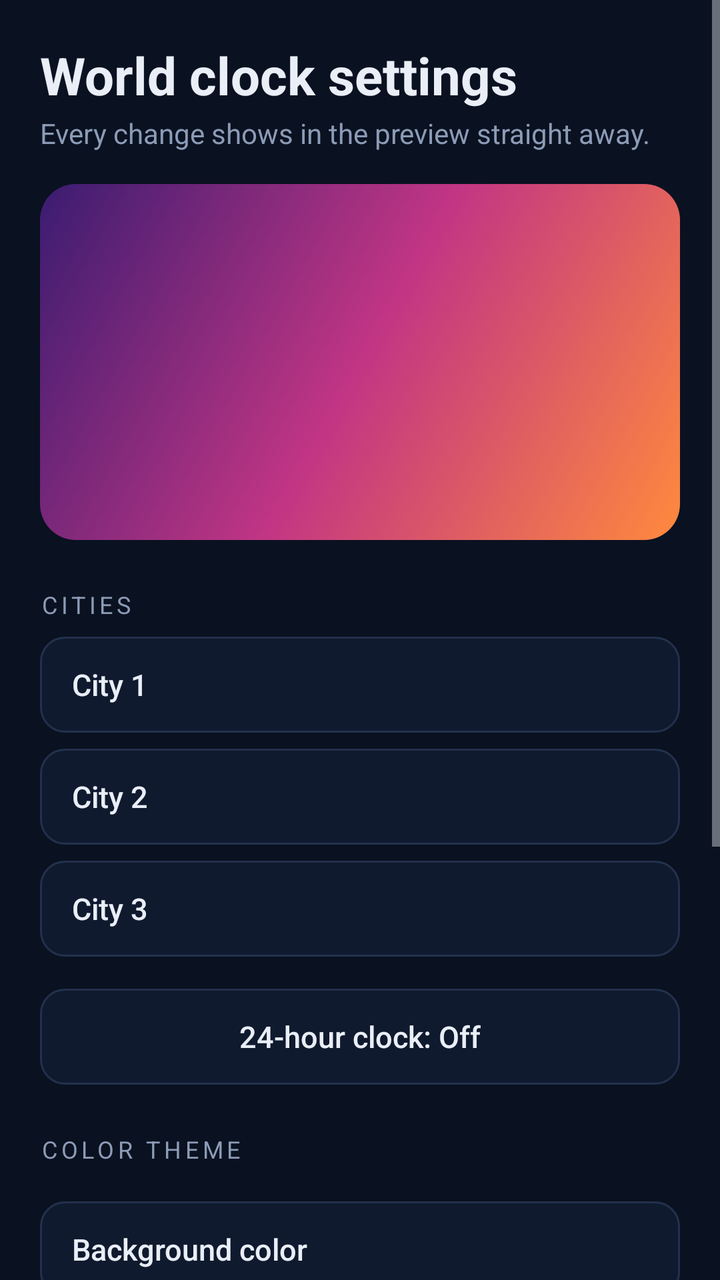
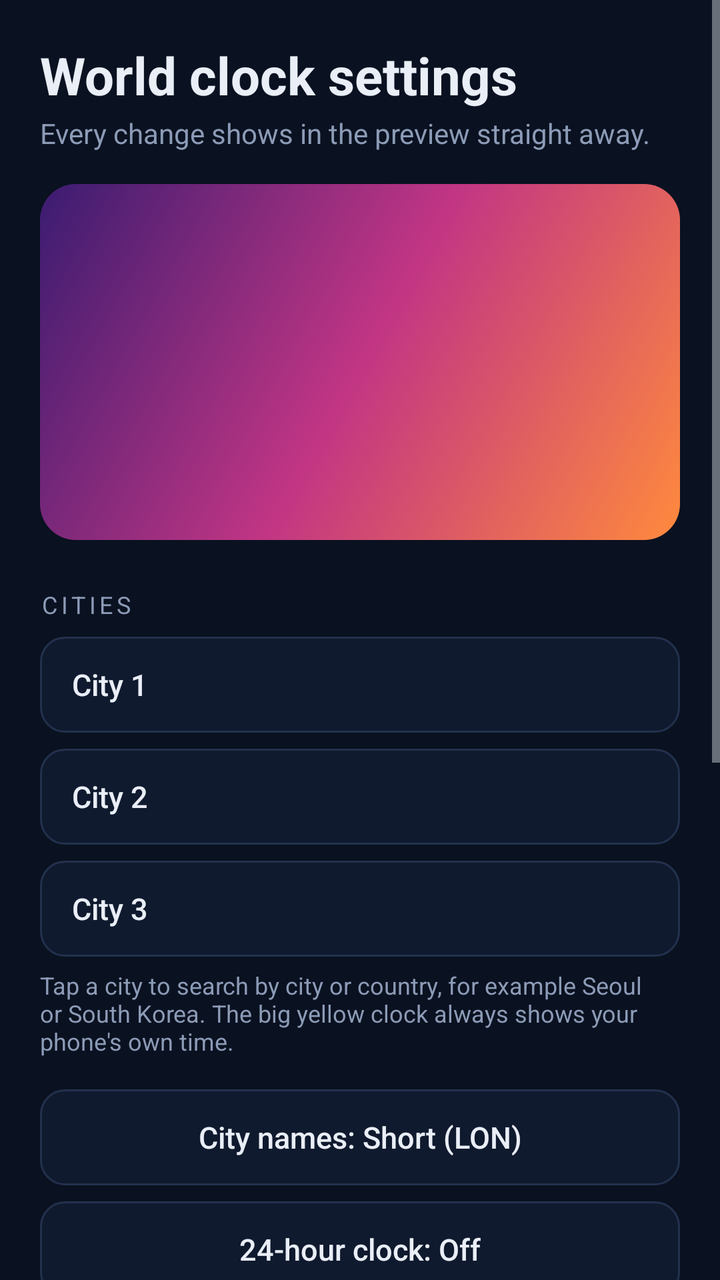

An Android layout rendered at two revisions. The XML below is the earlier revision; the diff shows what the commit changed to produce the second picture.
<!-- AndroidManifest.xml: application theme AppTheme -->
<!-- res/layout/activity_config_world.xml -->
<?xml version="1.0" encoding="utf-8"?>
<ScrollView xmlns:android="http://schemas.android.com/apk/res/android"
    android:layout_width="match_parent"
    android:layout_height="match_parent"
    android:background="@color/bg"
    android:fillViewport="true">

    <LinearLayout
        android:layout_width="match_parent"
        android:layout_height="wrap_content"
        android:orientation="vertical"
        android:padding="20dp">

        <TextView
            android:layout_width="match_parent"
            android:layout_height="wrap_content"
            android:text="World clock settings"
            android:textColor="@color/fg"
            android:textSize="26sp"
            android:textStyle="bold" />

        <TextView
            android:layout_width="match_parent"
            android:layout_height="wrap_content"
            android:layout_marginTop="2dp"
            android:text="Every change shows in the preview straight away."
            android:textColor="@color/muted"
            android:textSize="14sp" />

        <FrameLayout
            android:layout_width="match_parent"
            android:layout_height="wrap_content"
            android:layout_marginTop="16dp"
            android:background="@drawable/preview_backdrop"
            android:padding="14dp">

            <FrameLayout
                android:id="@+id/preview_host"
                android:layout_width="match_parent"
                android:layout_height="150dp" />
        </FrameLayout>

        <TextView
            android:layout_width="wrap_content"
            android:layout_height="wrap_content"
            android:layout_marginTop="24dp"
            android:letterSpacing="0.16"
            android:text="Cities"
            android:textAllCaps="true"
            android:textColor="@color/muted"
            android:textSize="12sp" />

        <Button
            android:id="@+id/btn_city1"
            android:layout_width="match_parent"
            android:layout_height="48dp"
            android:layout_marginTop="8dp"
            android:background="@drawable/bg_button_outline"
            android:gravity="start|center_vertical"
            android:paddingHorizontal="16dp"
            android:stateListAnimator="@null"
            android:text="City 1"
            android:textAllCaps="false"
            android:textColor="@color/fg"
            android:textSize="15sp" />

        <Button
            android:id="@+id/btn_city2"
            android:layout_width="match_parent"
            android:layout_height="48dp"
            android:layout_marginTop="8dp"
            android:background="@drawable/bg_button_outline"
            android:gravity="start|center_vertical"
            android:paddingHorizontal="16dp"
            android:stateListAnimator="@null"
            android:text="City 2"
            android:textAllCaps="false"
            android:textColor="@color/fg"
            android:textSize="15sp" />

        <Button
            android:id="@+id/btn_city3"
            android:layout_width="match_parent"
            android:layout_height="48dp"
            android:layout_marginTop="8dp"
            android:background="@drawable/bg_button_outline"
            android:gravity="start|center_vertical"
            android:paddingHorizontal="16dp"
            android:stateListAnimator="@null"
            android:text="City 3"
            android:textAllCaps="false"
            android:textColor="@color/fg"
            android:textSize="15sp" />

        <Button
            android:id="@+id/btn_h24"
            android:layout_width="match_parent"
            android:layout_height="48dp"
            android:layout_marginTop="16dp"
            android:background="@drawable/bg_button_outline"
            android:stateListAnimator="@null"
            android:text="24-hour clock: Off"
            android:textAllCaps="false"
            android:textColor="@color/fg"
            android:textSize="15sp" />

        <include
            layout="@layout/view_look"
            android:layout_width="match_parent"
            android:layout_height="wrap_content" />

        <Button
            android:id="@+id/btn_save"
            android:layout_width="match_parent"
            android:layout_height="52dp"
            android:layout_marginTop="28dp"
            android:background="@drawable/bg_button_primary"
            android:stateListAnimator="@null"
            android:text="Save widget"
            android:textAllCaps="false"
            android:textColor="@color/on_accent"
            android:textSize="16sp"
            android:textStyle="bold" />
    </LinearLayout>
</ScrollView>
<!-- res/layout/view_look.xml (included above) -->
<?xml version="1.0" encoding="utf-8"?>
<LinearLayout xmlns:android="http://schemas.android.com/apk/res/android"
    android:layout_width="match_parent"
    android:layout_height="wrap_content"
    android:orientation="vertical">

    <TextView
        android:layout_width="wrap_content"
        android:layout_height="wrap_content"
        android:layout_marginTop="24dp"
        android:letterSpacing="0.16"
        android:text="Color theme"
        android:textAllCaps="true"
        android:textColor="@color/muted"
        android:textSize="12sp" />

    <HorizontalScrollView
        android:layout_width="match_parent"
        android:layout_height="wrap_content"
        android:layout_marginTop="8dp"
        android:scrollbars="none">

        <LinearLayout
            android:id="@+id/presets_row"
            android:layout_width="wrap_content"
            android:layout_height="wrap_content"
            android:orientation="horizontal" />
    </HorizontalScrollView>

    <Button
        android:id="@+id/btn_c_bg"
        android:layout_width="match_parent"
        android:layout_height="48dp"
        android:layout_marginTop="10dp"
        android:background="@drawable/bg_button_outline"
        android:gravity="start|center_vertical"
        android:paddingHorizontal="16dp"
        android:stateListAnimator="@null"
        android:text="Background color"
        android:textAllCaps="false"
        android:textColor="@color/fg"
        android:textSize="15sp" />

    <Button
        android:id="@+id/btn_c_fg"
        android:layout_width="match_parent"
        android:layout_height="48dp"
        android:layout_marginTop="8dp"
        android:background="@drawable/bg_button_outline"
        android:gravity="start|center_vertical"
        android:paddingHorizontal="16dp"
        android:stateListAnimator="@null"
        android:text="Text color"
        android:textAllCaps="false"
        android:textColor="@color/fg"
        android:textSize="15sp" />

    <Button
        android:id="@+id/btn_c_accent"
        android:layout_width="match_parent"
        android:layout_height="48dp"
        android:layout_marginTop="8dp"
        android:background="@drawable/bg_button_outline"
        android:gravity="start|center_vertical"
        android:paddingHorizontal="16dp"
        android:stateListAnimator="@null"
        android:text="Accent color"
        android:textAllCaps="false"
        android:textColor="@color/fg"
        android:textSize="15sp" />

    <TextView
        android:layout_width="wrap_content"
        android:layout_height="wrap_content"
        android:layout_marginTop="24dp"
        android:letterSpacing="0.16"
        android:text="Transparency"
        android:textAllCaps="true"
        android:textColor="@color/muted"
        android:textSize="12sp" />

    <TextView
        android:id="@+id/tv_opacity"
        android:layout_width="match_parent"
        android:layout_height="wrap_content"
        android:layout_marginTop="8dp"
        android:text="Background opacity: 100%"
        android:textColor="@color/fg"
        android:textSize="15sp" />

    <SeekBar
        android:id="@+id/sb_opacity"
        android:layout_width="match_parent"
        android:layout_height="wrap_content"
        android:layout_marginTop="4dp"
        android:max="100"
        android:progress="100" />

    <TextView
        android:layout_width="match_parent"
        android:layout_height="wrap_content"
        android:text="At 0% only the text shows, floating over your wallpaper."
        android:textColor="@color/muted"
        android:textSize="12sp" />
</LinearLayout>
<!-- resources referenced by this layout -->
<resources>
  <color name="bg">#0A1120</color>
  <color name="fg">#E9EEF7</color>
  <color name="muted">#8C9BB6</color>
  <color name="on_accent">#1B0B03</color>
  <!-- drawable bg_button_outline (drawable) -->
  <?xml version="1.0" encoding="utf-8"?>
  <ripple xmlns:android="http://schemas.android.com/apk/res/android"
      android:color="#33FFFFFF">
      <item>
          <shape android:shape="rectangle">
              <solid android:color="@color/surface" />
              <stroke
                  android:width="1dp"
                  android:color="@color/line" />
              <corners android:radius="12dp" />
          </shape>
      </item>
  </ripple>
  <!-- drawable bg_button_primary (drawable) -->
  <?xml version="1.0" encoding="utf-8"?>
  <ripple xmlns:android="http://schemas.android.com/apk/res/android"
      android:color="#33FFFFFF">
      <item>
          <shape android:shape="rectangle">
              <solid android:color="@color/accent" />
              <corners android:radius="12dp" />
          </shape>
      </item>
  </ripple>
  <!-- drawable preview_backdrop (drawable) -->
  <?xml version="1.0" encoding="utf-8"?>
  <shape xmlns:android="http://schemas.android.com/apk/res/android"
      android:shape="rectangle">
      <gradient
          android:angle="135"
          android:centerColor="#C13584"
          android:endColor="#3A1C71"
          android:startColor="#FF8A3D" />
      <corners android:radius="18dp" />
  </shape>
  <style name="AppTheme" parent="android:Theme.DeviceDefault.NoActionBar">
          <item name="android:windowBackground">@color/bg</item>
          <item name="android:statusBarColor">@color/bg</item>
          <item name="android:navigationBarColor">@color/bg</item>
          <item name="android:colorAccent">@color/accent</item>
      </style>
  <color name="surface">#101A2E</color>
  <color name="line">#22314D</color>
  <color name="accent">#FF6A2B</color>
</resources>

<!-- the commit's change to res/layout/activity_config_world.xml (unified diff, before → after) -->
@@ -92,11 +92,31 @@
             android:textColor="@color/fg"
             android:textSize="15sp" />
 
+        <TextView
+            android:layout_width="match_parent"
+            android:layout_height="wrap_content"
+            android:layout_marginTop="6dp"
+            android:text="Tap a city to search by city or country, for example Seoul or South Korea. The big yellow clock always shows your phone's own time."
+            android:textColor="@color/muted"
+            android:textSize="12sp" />
+
+        <Button
+            android:id="@+id/btn_names"
+            android:layout_width="match_parent"
+            android:layout_height="48dp"
+            android:layout_marginTop="16dp"
+            android:background="@drawable/bg_button_outline"
+            android:stateListAnimator="@null"
+            android:text="City names: Short (LON)"
+            android:textAllCaps="false"
+            android:textColor="@color/fg"
+            android:textSize="15sp" />
+
         <Button
             android:id="@+id/btn_h24"
             android:layout_width="match_parent"
             android:layout_height="48dp"
-            android:layout_marginTop="16dp"
+            android:layout_marginTop="8dp"
             android:background="@drawable/bg_button_outline"
             android:stateListAnimator="@null"
             android:text="24-hour clock: Off"
